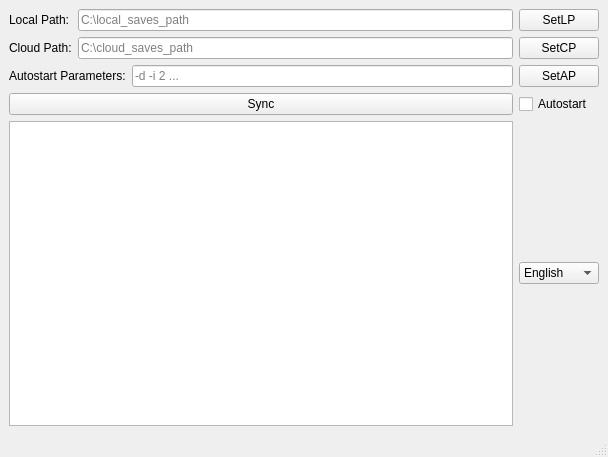
First picture: the form in ventana.ui, repository AlejandroSocas/Minecraft-Save-Sync, before the edit.
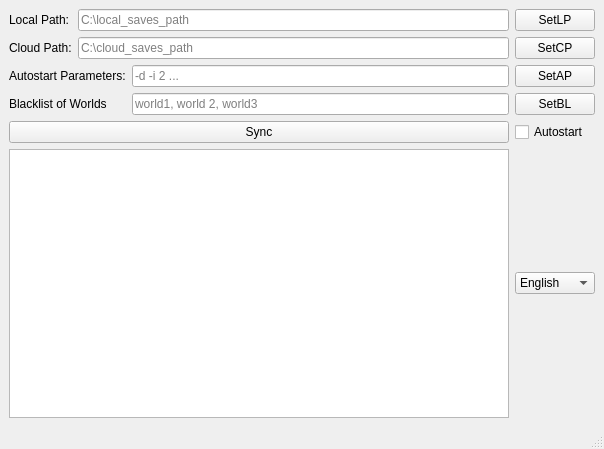
Second picture: the form after the edit.

Commit message: Actualización 1.0 sincronización más fuerte y añadido soporte para bloquear el autosync y para añadir a la blacklist desde la interfaz

What changed in the file:
```diff
--- a/ventana.ui
+++ b/ventana.ui
@@ -6,8 +6,8 @@
    <rect>
     <x>0</x>
     <y>0</y>
-    <width>608</width>
-    <height>457</height>
+    <width>604</width>
+    <height>449</height>
    </rect>
   </property>
   <property name="windowTitle">
@@ -15,6 +15,20 @@
   </property>
   <widget class="QWidget" name="centralwidget">
    <layout class="QGridLayout" name="gridLayout">
+    <item row="0" column="0">
+     <widget class="QLabel" name="local_path_label">
+      <property name="text">
+       <string>Local Path:</string>
+      </property>
+     </widget>
+    </item>
+    <item row="0" column="1" colspan="2">
+     <widget class="QLineEdit" name="local_path_line_edit">
+      <property name="placeholderText">
+       <string>C:\local_saves_path</string>
+      </property>
+     </widget>
+    </item>
     <item row="0" column="3">
      <widget class="QPushButton" name="setlp">
       <property name="text">
@@ -22,13 +36,6 @@
       </property>
      </widget>
     </item>
-    <item row="2" column="0" colspan="2">
-     <widget class="QLabel" name="autostart_parameters_label">
-      <property name="text">
-       <string>Autostart Parameters:</string>
-      </property>
-     </widget>
-    </item>
     <item row="1" column="0">
      <widget class="QLabel" name="cloud_path_label">
       <property name="text">
@@ -36,6 +43,13 @@
       </property>
      </widget>
     </item>
+    <item row="1" column="1" colspan="2">
+     <widget class="QLineEdit" name="cloud_path_line_edit">
+      <property name="placeholderText">
+       <string>C:\cloud_saves_path</string>
+      </property>
+     </widget>
+    </item>
     <item row="1" column="3">
      <widget class="QPushButton" name="setcp">
       <property name="text">
@@ -43,17 +57,10 @@
       </property>
      </widget>
     </item>
-    <item row="0" column="1" colspan="2">
-     <widget class="QLineEdit" name="local_path_line_edit">
-      <property name="placeholderText">
-       <string>C:\local_saves_path</string>
-      </property>
-     </widget>
-    </item>
-    <item row="0" column="0">
-     <widget class="QLabel" name="local_path_label">
+    <item row="2" column="0" colspan="2">
+     <widget class="QLabel" name="autostart_parameters_label">
       <property name="text">
-       <string>Local Path:</string>
+       <string>Autostart Parameters:</string>
       </property>
      </widget>
     </item>
@@ -64,27 +71,6 @@
       </property>
      </widget>
     </item>
-    <item row="3" column="3">
-     <widget class="QCheckBox" name="autostart_checkbox">
-      <property name="text">
-       <string>Autostart</string>
-      </property>
-     </widget>
-    </item>
-    <item row="1" column="1" colspan="2">
-     <widget class="QLineEdit" name="cloud_path_line_edit">
-      <property name="placeholderText">
-       <string>C:\cloud_saves_path</string>
-      </property>
-     </widget>
-    </item>
-    <item row="3" column="0" colspan="3">
-     <widget class="QPushButton" name="boton_sync">
-      <property name="text">
-       <string>Sync</string>
-      </property>
-     </widget>
-    </item>
     <item row="2" column="3">
      <widget class="QPushButton" name="SetAP">
       <property name="text">
@@ -92,10 +78,31 @@
       </property>
      </widget>
     </item>
-    <item row="6" column="0" colspan="3">
+    <item row="3" column="0" colspan="2">
+     <widget class="QLabel" name="blacklist_label">
+      <property name="text">
+       <string>Blacklist of Worlds</string>
+      </property>
+     </widget>
+    </item>
+    <item row="3" column="2">
+     <widget class="QLineEdit" name="blacklist_line_edit">
+      <property name="placeholderText">
+       <string>world1, world 2, world3</string>
+      </property>
+     </widget>
+    </item>
+    <item row="4" column="3">
+     <widget class="QCheckBox" name="autostart_checkbox">
+      <property name="text">
+       <string>Autostart</string>
+      </property>
+     </widget>
+    </item>
+    <item row="5" column="0" colspan="3">
      <widget class="QTextEdit" name="consola"/>
     </item>
-    <item row="6" column="3">
+    <item row="5" column="3">
      <widget class="QComboBox" name="select_language">
       <item>
        <property name="text">
@@ -109,6 +116,20 @@
       </item>
      </widget>
     </item>
+    <item row="3" column="3">
+     <widget class="QPushButton" name="setbl">
+      <property name="text">
+       <string>SetBL</string>
+      </property>
+     </widget>
+    </item>
+    <item row="4" column="0" colspan="3">
+     <widget class="QPushButton" name="boton_sync">
+      <property name="text">
+       <string>Sync</string>
+      </property>
+     </widget>
+    </item>
    </layout>
   </widget>
   <widget class="QMenuBar" name="menubar">
@@ -116,7 +137,7 @@
     <rect>
      <x>0</x>
      <y>0</y>
-     <width>608</width>
+     <width>604</width>
      <height>33</height>
     </rect>
    </property>
```
The commit also changes 8 other files.
